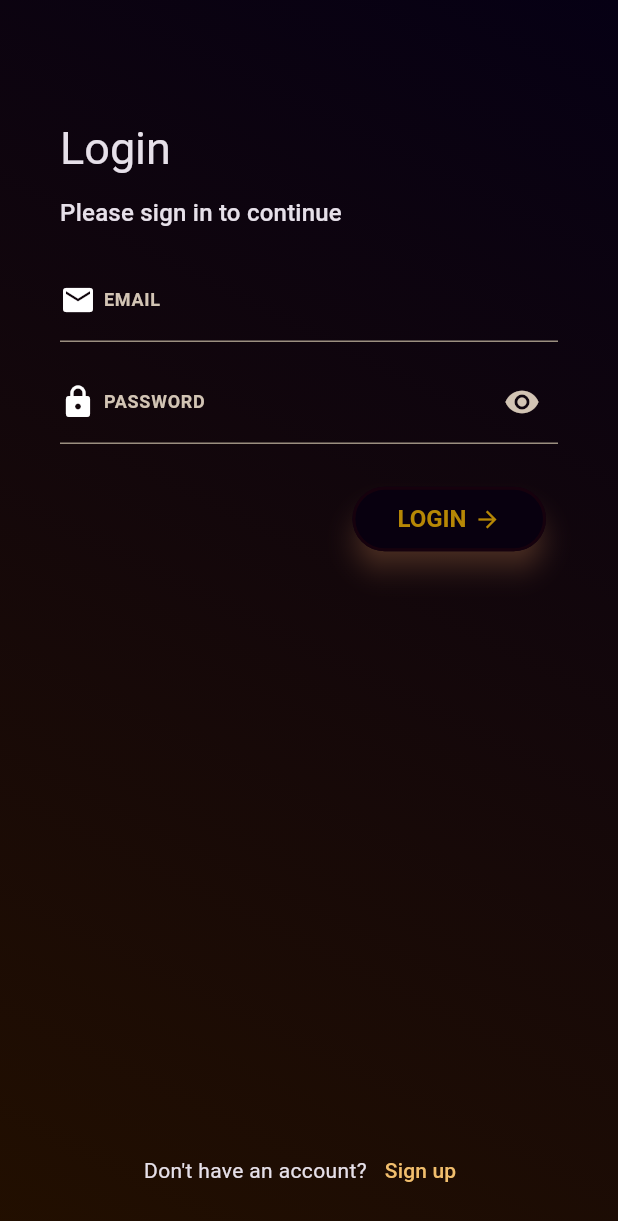
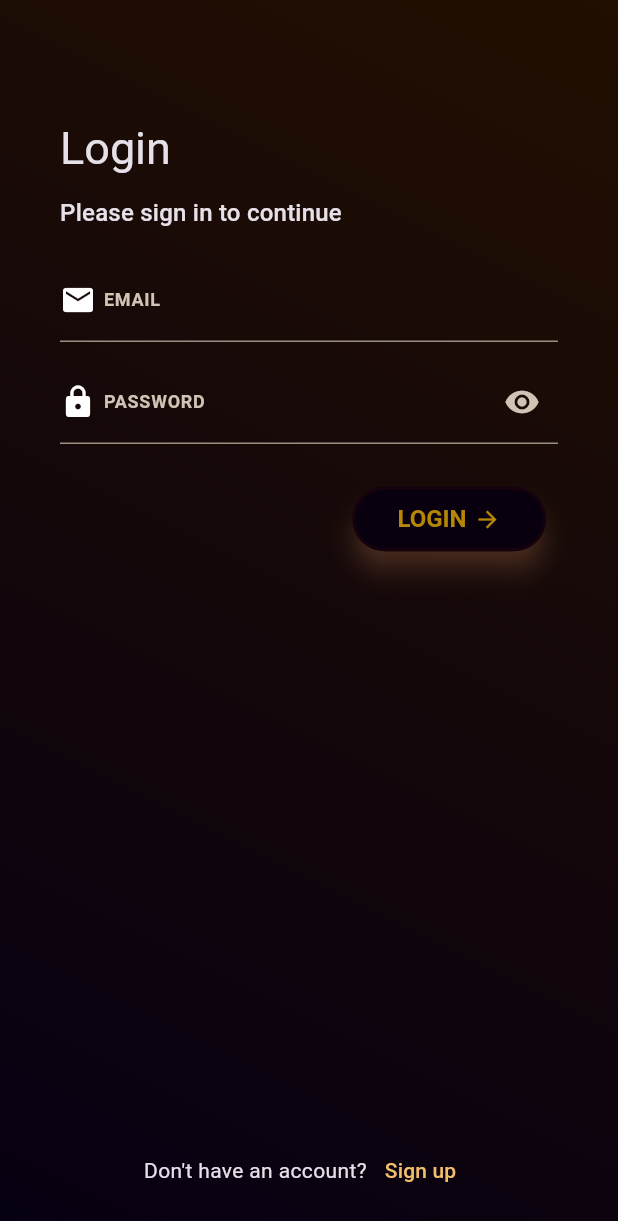
Before and after one commit to IgnacyBerent/Flutter-Workout_App, a Flutter app: the screen it shows after launch, on a phone screen of 412 x 824 dp. Shown: the top 1221 px of the screen. Run offline on Flutter 3.47's test engine with Material 3 defaults, Android fonts, the phone set to English and light mode, and no system bars; our stand-ins replace cloud_firestore, firebase_auth, firebase_core, flutter_riverpod, flutter_typeahead, simple_gradient_text and 1 more; accounts and stored records are empty; generated files the repository leaves out were written again.

Commit message:
Adding animated gradient

```diff
--- /dev/null
+++ b/lib/animated_background_container.dart
@@ -0,0 +1,73 @@
+import 'package:flutter/material.dart';
+
+class AnimatedBackgroundContainer extends StatefulWidget {
+  final Widget child;
+
+  const AnimatedBackgroundContainer({Key? key, required this.child})
+      : super(key: key);
+
+  @override
+  AnimatedBackgroundContainerState createState() =>
+      AnimatedBackgroundContainerState();
+}
+
+class AnimatedBackgroundContainerState
+    extends State<AnimatedBackgroundContainer>
+    with SingleTickerProviderStateMixin {
+  late AnimationController _controller;
+  late Animation<Color?> _colorTween1;
+  late Animation<Color?> _colorTween2;
+
+  @override
+  void initState() {
+    super.initState();
+    _controller =
+        AnimationController(duration: const Duration(seconds: 7), vsync: this);
+    _colorTween1 = ColorTween(
+      begin: const Color.fromARGB(255, 6, 0, 20),
+      end: const Color.fromARGB(255, 34, 15, 0),
+    ).animate(
+        CurvedAnimation(parent: _controller, curve: Curves.easeInOutSine));
+    _colorTween2 = ColorTween(
+      begin: const Color.fromARGB(255, 34, 15, 0),
+      end: const Color.fromARGB(255, 6, 0, 20),
+    ).animate(CurvedAnimation(parent: _controller, curve: Curves.easeInOutSine))
+      ..addListener(() {
+        setState(() {});
+      })
+      ..addStatusListener((status) {
+        if (status == AnimationStatus.completed) {
+          _controller.reverse();
+        } else if (status == AnimationStatus.dismissed) {
+          _controller.forward();
+        }
+      });
+
+    WidgetsBinding.instance.addPostFrameCallback((_) {
+      _controller.forward();
+    });
+  }
+
+  @override
+  Widget build(BuildContext context) {
+    return Container(
+      decoration: BoxDecoration(
+        gradient: LinearGradient(
+          begin: Alignment.topRight,
+          end: Alignment.bottomLeft,
+          colors: [
+            _colorTween1.value ?? Colors.transparent,
+            _colorTween2.value ?? Colors.transparent
+          ],
+        ),
+      ),
+      child: widget.child,
+    );
+  }
+
+  @override
+  void dispose() {
+    _controller.dispose();
+    super.dispose();
+  }
+}
--- a/lib/gradient_background_color.dart
+++ /dev/null
@@ -1,14 +0,0 @@
-import 'package:flutter/material.dart';
-
-BoxDecoration gradientBackground() {
-  return const BoxDecoration(
-    gradient: LinearGradient(
-      begin: Alignment.topRight,
-      end: Alignment.bottomLeft,
-      colors: [
-        Color.fromARGB(255, 6, 0, 20),
-        Color.fromARGB(255, 34, 15, 0),
-      ],
-    ),
-  );
-}
--- a/lib/screens/edit_training/edit_edit_exercise.dart
+++ b/lib/screens/edit_training/edit_edit_exercise.dart
@@ -2,9 +2,9 @@ import 'package:firebase_auth/firebase_auth.dart';
 import 'package:flutter/material.dart';
 import 'package:flutter_riverpod/flutter_riverpod.dart';
 import 'package:flutter_typeahead/flutter_typeahead.dart';
+import 'package:workout_app/animated_background_container.dart';
 import 'package:workout_app/firestore/auth.dart';
 import 'package:workout_app/firestore/firestore.dart';
-import 'package:workout_app/gradient_background_color.dart';
 
 import 'package:workout_app/models/exercise.dart';
 import 'package:workout_app/providers/edit_exercises_provider.dart';
@@ -88,8 +88,7 @@ class _EditEditExerciseState extends ConsumerState<EditEditExercise> {
       appBar: AppBar(
         title: const Text('New Exercise'),
       ),
-      body: Container(
-        decoration: gradientBackground(),
+      body: AnimatedBackgroundContainer(
         child: Padding(
           padding: const EdgeInsets.fromLTRB(40, 120, 40, 10),
           child: Form(
--- a/lib/screens/edit_training/edit_new_exercise.dart
+++ b/lib/screens/edit_training/edit_new_exercise.dart
@@ -2,9 +2,9 @@ import 'package:firebase_auth/firebase_auth.dart';
 import 'package:flutter/material.dart';
 import 'package:flutter_riverpod/flutter_riverpod.dart';
 import 'package:flutter_typeahead/flutter_typeahead.dart';
+import 'package:workout_app/animated_background_container.dart';
 import 'package:workout_app/firestore/auth.dart';
 import 'package:workout_app/firestore/firestore.dart';
-import 'package:workout_app/gradient_background_color.dart';
 
 import 'package:workout_app/models/exercise.dart';
 import 'package:workout_app/providers/edit_exercises_provider.dart';
@@ -78,8 +78,7 @@ class _EditNewExerciseState extends ConsumerState<EditNewExercise> {
       appBar: AppBar(
         title: const Text('New Exercise'),
       ),
-      body: Container(
-        decoration: gradientBackground(),
+      body: AnimatedBackgroundContainer(
         child: Padding(
           padding: const EdgeInsets.fromLTRB(40, 120, 40, 10),
           child: Form(
--- a/lib/screens/edit_training/edit_training.dart
+++ b/lib/screens/edit_training/edit_training.dart
@@ -2,10 +2,10 @@ import 'package:firebase_auth/firebase_auth.dart';
 import 'package:flutter/material.dart';
 import 'package:flutter_riverpod/flutter_riverpod.dart';
 import 'package:intl/intl.dart';
+import 'package:workout_app/animated_background_container.dart';
 
 import 'package:workout_app/firestore/auth.dart';
 import 'package:workout_app/firestore/firestore.dart';
-import 'package:workout_app/gradient_background_color.dart';
 import 'package:workout_app/models/exercise.dart';
 import 'package:workout_app/models/training.dart';
 import 'package:workout_app/providers/edit_exercises_provider.dart';
@@ -177,8 +177,7 @@ class _EditTrainingScreenState extends ConsumerState<EditTrainingScreen> {
             ),
           ],
         ),
-        body: Container(
-          decoration: gradientBackground(),
+        body: AnimatedBackgroundContainer(
           child: Padding(
             padding: const EdgeInsets.fromLTRB(40, 120, 40, 20),
             child: Form(
--- a/lib/screens/edit_training/editable_exercises.dart
+++ b/lib/screens/edit_training/editable_exercises.dart
@@ -1,6 +1,6 @@
 import 'package:flutter/material.dart';
 import 'package:flutter_riverpod/flutter_riverpod.dart';
-import 'package:workout_app/gradient_background_color.dart';
+import 'package:workout_app/animated_background_container.dart';
 
 import 'package:workout_app/models/exercise.dart';
 import 'package:workout_app/providers/edit_exercises_provider.dart';
@@ -73,8 +73,7 @@ class _ExercisesScreenState extends ConsumerState<EditableExercisesScreen> {
           ),
         ],
       ),
-      body: Container(
-        decoration: gradientBackground(),
+      body: AnimatedBackgroundContainer(
         child: Padding(
             padding: const EdgeInsets.fromLTRB(40, 60, 40, 20), child: content),
       ),
--- a/lib/screens/exercise_stats.dart
+++ b/lib/screens/exercise_stats.dart
@@ -1,10 +1,10 @@
 import 'package:firebase_auth/firebase_auth.dart';
 import 'package:flutter/material.dart';
 import 'package:flutter_typeahead/flutter_typeahead.dart';
+import 'package:workout_app/animated_background_container.dart';
 import 'package:workout_app/charts/exercise_progress_chart.dart';
 import 'package:workout_app/firestore/auth.dart';
 import 'package:workout_app/firestore/firestore.dart';
-import 'package:workout_app/gradient_background_color.dart';
 import 'package:workout_app/models/exercise.dart';
 import 'package:workout_app/widgets/exercise_list_tile.dart';
 import 'package:syncfusion_flutter_charts/charts.dart';
@@ -73,8 +73,7 @@ class _ExerciseStatsScreenState extends State<ExerciseStatsScreen> {
       appBar: AppBar(
         title: const Text('Exercise Stats'),
       ),
-      body: Container(
-        decoration: gradientBackground(),
+      body: AnimatedBackgroundContainer(
         child: Padding(
           padding: const EdgeInsets.fromLTRB(0, 120, 0, 20),
           child: Column(
--- a/lib/screens/login.dart
+++ b/lib/screens/login.dart
@@ -1,8 +1,8 @@
 import 'package:firebase_auth/firebase_auth.dart';
 import 'package:flutter/material.dart';
+import 'package:workout_app/animated_background_container.dart';
 
 import 'package:workout_app/firestore/auth.dart';
-import 'package:workout_app/gradient_background_color.dart';
 import 'package:workout_app/screens/register.dart';
 
 class LoginScreen extends StatefulWidget {
@@ -72,8 +72,7 @@ class _LoginScreenState extends State<LoginScreen> {
     return Scaffold(
       resizeToAvoidBottomInset: false,
       extendBodyBehindAppBar: true,
-      body: Container(
-        decoration: gradientBackground(),
+      body: AnimatedBackgroundContainer(
         child: Padding(
           padding: const EdgeInsets.fromLTRB(40, 80, 40, 20),
           child: Form(
--- a/lib/screens/new_training/edit_exercise.dart
+++ b/lib/screens/new_training/edit_exercise.dart
@@ -2,10 +2,10 @@ import 'package:firebase_auth/firebase_auth.dart';
 import 'package:flutter/material.dart';
 import 'package:flutter_riverpod/flutter_riverpod.dart';
 import 'package:flutter_typeahead/flutter_typeahead.dart';
+import 'package:workout_app/animated_background_container.dart';
 
 import 'package:workout_app/firestore/auth.dart';
 import 'package:workout_app/firestore/firestore.dart';
-import 'package:workout_app/gradient_background_color.dart';
 import 'package:workout_app/models/exercise.dart';
 import 'package:workout_app/providers/new_exercises_provider.dart';
 import 'package:workout_app/screens/new_training/button_functions.dart';
@@ -94,8 +94,7 @@ class _EditExerciseState extends ConsumerState<EditExercise> {
       appBar: AppBar(
         title: const Text('New Exercise'),
       ),
-      body: Container(
-        decoration: gradientBackground(),
+      body: AnimatedBackgroundContainer(
         child: Padding(
           padding: const EdgeInsets.fromLTRB(40, 120, 40, 10),
           child: Form(
--- a/lib/screens/new_training/exercises.dart
+++ b/lib/screens/new_training/exercises.dart
@@ -1,6 +1,6 @@
 import 'package:flutter/material.dart';
 import 'package:flutter_riverpod/flutter_riverpod.dart';
-import 'package:workout_app/gradient_background_color.dart';
+import 'package:workout_app/animated_background_container.dart';
 
 import 'package:workout_app/models/exercise.dart';
 import 'package:workout_app/providers/new_exercises_provider.dart';
@@ -70,8 +70,7 @@ class _ExercisesScreenState extends ConsumerState<ExercisesScreen> {
           ),
         ],
       ),
-      body: Container(
-        decoration: gradientBackground(),
+      body: AnimatedBackgroundContainer(
         child: Padding(
             padding: const EdgeInsets.fromLTRB(40, 60, 40, 20), child: content),
       ),
--- a/lib/screens/new_training/new_exercise.dart
+++ b/lib/screens/new_training/new_exercise.dart
@@ -2,10 +2,10 @@ import 'package:firebase_auth/firebase_auth.dart';
 import 'package:flutter/material.dart';
 import 'package:flutter_riverpod/flutter_riverpod.dart';
 import 'package:flutter_typeahead/flutter_typeahead.dart';
+import 'package:workout_app/animated_background_container.dart';
 
 import 'package:workout_app/firestore/auth.dart';
 import 'package:workout_app/firestore/firestore.dart';
-import 'package:workout_app/gradient_background_color.dart';
 import 'package:workout_app/models/exercise.dart';
 import 'package:workout_app/providers/new_exercises_provider.dart';
 import 'package:workout_app/screens/new_training/button_functions.dart';
@@ -82,8 +82,7 @@ class _NewExerciseState extends ConsumerState<NewExercise> {
       appBar: AppBar(
         title: const Text('New Exercise'),
       ),
-      body: Container(
-        decoration: gradientBackground(),
+      body: AnimatedBackgroundContainer(
         child: Padding(
           padding: const EdgeInsets.fromLTRB(40, 120, 40, 10),
           child: Form(
--- a/lib/screens/register.dart
+++ b/lib/screens/register.dart
@@ -1,9 +1,9 @@
 import 'package:firebase_auth/firebase_auth.dart';
 import 'package:flutter/material.dart';
+import 'package:workout_app/animated_background_container.dart';
 
 import 'package:workout_app/firestore/auth.dart';
 import 'package:workout_app/firestore/firestore.dart';
-import 'package:workout_app/gradient_background_color.dart';
 
 class RegisterScreen extends StatefulWidget {
   const RegisterScreen({super.key});
@@ -91,8 +91,7 @@ class _RegisterScreenState extends State<RegisterScreen> {
       resizeToAvoidBottomInset: false,
       extendBodyBehindAppBar: true,
       appBar: AppBar(),
-      body: Container(
-        decoration: gradientBackground(),
+      body: AnimatedBackgroundContainer(
         child: Padding(
           padding: const EdgeInsets.fromLTRB(40, 80, 40, 20),
           child: Form(
```
Also changed, not shown: lib/screens/new_training/new_training.dart (+5 -3 lines), lib/screens/tabs.dart (+5 -3 lines).
